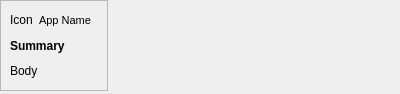
Above: plugins/NotificationsPlugin/drawer/notificationsdrawerwidget.ui from theCheeseboard/thedesk before the change. Below: the same form after it.
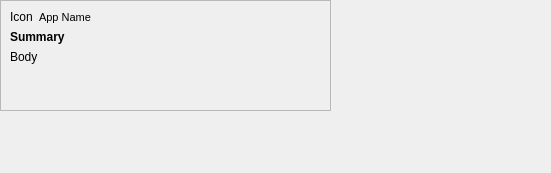
That is the form after the change. Icons and pictures are not drawn.

```diff
--- a/plugins/NotificationsPlugin/drawer/notificationsdrawerwidget.ui
+++ b/plugins/NotificationsPlugin/drawer/notificationsdrawerwidget.ui
@@ -6,8 +6,8 @@
    <rect>
     <x>0</x>
     <y>0</y>
-    <width>400</width>
-    <height>94</height>
+    <width>551</width>
+    <height>173</height>
    </rect>
   </property>
   <property name="windowTitle">
@@ -18,8 +18,8 @@
     <rect>
      <x>0</x>
      <y>0</y>
-     <width>108</width>
-     <height>91</height>
+     <width>331</width>
+     <height>111</height>
     </rect>
    </property>
    <property name="autoFillBackground">
@@ -32,6 +32,24 @@
     <enum>QFrame::Raised</enum>
    </property>
    <layout class="QVBoxLayout" name="verticalLayout_2">
+    <property name="spacing">
+     <number>0</number>
+    </property>
+    <property name="leftMargin">
+     <number>0</number>
+    </property>
+    <property name="topMargin">
+     <number>0</number>
+    </property>
+    <property name="rightMargin">
+     <number>0</number>
+    </property>
+    <property name="bottomMargin">
+     <number>0</number>
+    </property>
+    <item>
+     <widget class="QWidget" name="widget" native="true">
+      <layout class="QVBoxLayout" name="verticalLayout">
     <item>
      <layout class="QHBoxLayout" name="horizontalLayout">
       <item>
@@ -80,6 +98,83 @@
        <string notr="true">Body</string>
       </property>
       <property name="wordWrap">
+          <bool>true</bool>
+         </property>
+        </widget>
+       </item>
+      </layout>
+     </widget>
+    </item>
+    <item>
+     <widget class="QWidget" name="actionsWidget" native="true">
+      <layout class="QHBoxLayout" name="actionsLayout">
+       <property name="spacing">
+        <number>0</number>
+       </property>
+       <property name="leftMargin">
+        <number>0</number>
+       </property>
+       <property name="topMargin">
+        <number>0</number>
+       </property>
+       <property name="rightMargin">
+        <number>0</number>
+       </property>
+       <property name="bottomMargin">
+        <number>0</number>
+       </property>
+      </layout>
+     </widget>
+    </item>
+   </layout>
+  </widget>
+  <widget class="QWidget" name="buttonBox" native="true">
+   <property name="geometry">
+    <rect>
+     <x>481</x>
+     <y>0</y>
+     <width>71</width>
+     <height>42</height>
+    </rect>
+   </property>
+   <layout class="QHBoxLayout" name="horizontalLayout_2">
+    <property name="spacing">
+     <number>0</number>
+    </property>
+    <property name="leftMargin">
+     <number>0</number>
+    </property>
+    <property name="topMargin">
+     <number>0</number>
+    </property>
+    <property name="rightMargin">
+     <number>0</number>
+    </property>
+    <property name="bottomMargin">
+     <number>0</number>
+    </property>
+    <item>
+     <widget class="QToolButton" name="dismissButton">
+      <property name="text">
+       <string/>
+      </property>
+      <property name="icon">
+       <iconset theme="arrow-up"/>
+      </property>
+      <property name="autoRaise">
+       <bool>true</bool>
+      </property>
+     </widget>
+    </item>
+    <item>
+     <widget class="QToolButton" name="closeButton">
+      <property name="text">
+       <string/>
+      </property>
+      <property name="icon">
+       <iconset theme="dialog-close"/>
+      </property>
+      <property name="autoRaise">
        <bool>true</bool>
       </property>
      </widget>
```
Lines whose indentation alone changed are shown as unchanged.
